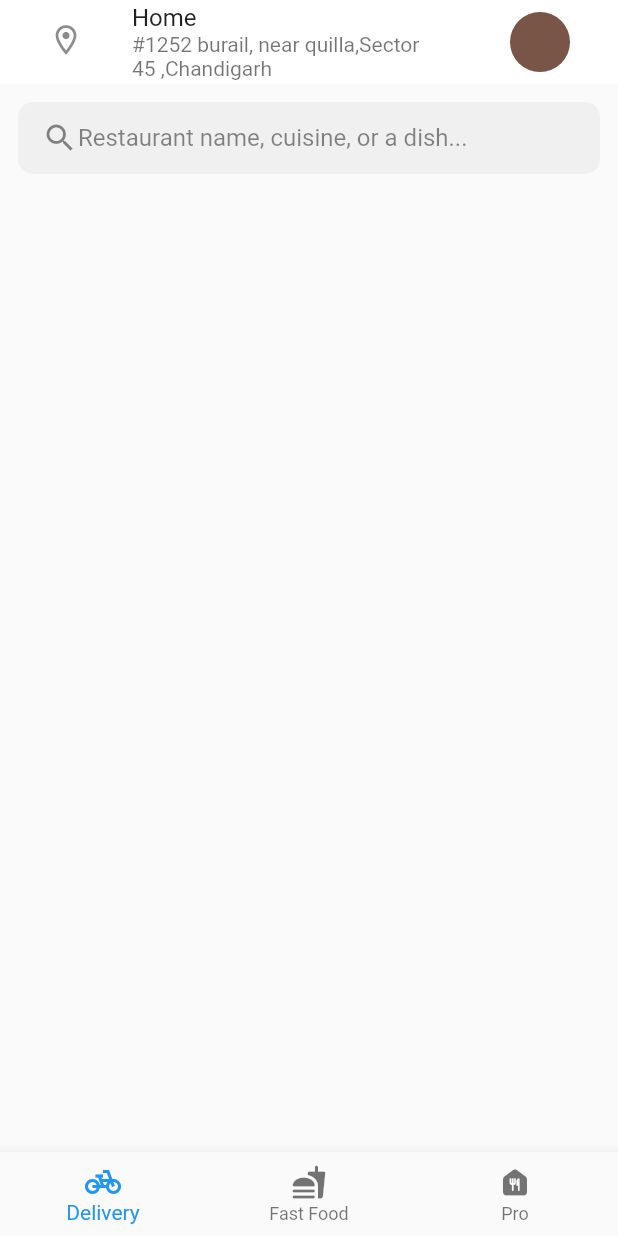
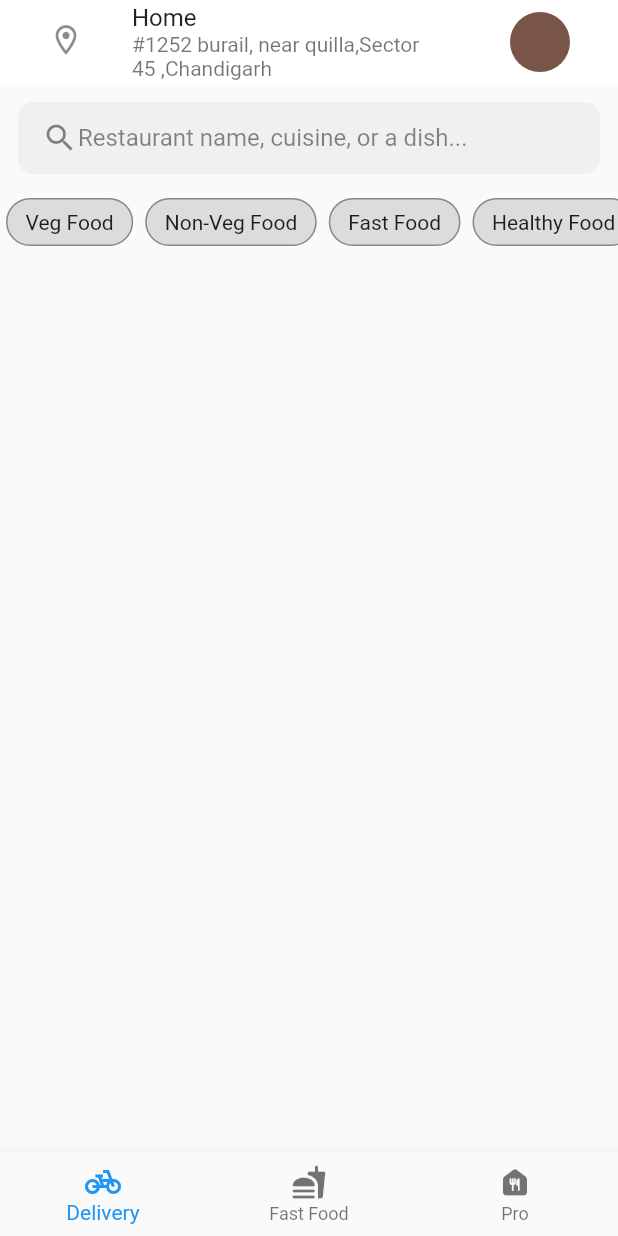
Before and after one commit to shahbazakon/Food-Ordering, a Flutter app: the screen it shows after launch, on a phone screen of 412 x 824 dp. Run offline on Flutter 3.47's test engine with Material 2 defaults, Android fonts, the phone set to English and light mode, and no system bars.

Commit message:
categoty slide added

```diff
--- a/lib/Widgets/navigationbar.dart
+++ b/lib/Widgets/navigationbar.dart
@@ -0,0 +1,28 @@
+import 'package:flutter/material.dart';
+
+class FoodNavigationBar extends StatelessWidget {
+  const FoodNavigationBar({
+    Key? key,
+  }) : super(key: key);
+
+  @override
+  Widget build(BuildContext context) {
+    return BottomNavigationBar(
+        items: const [
+          BottomNavigationBarItem(
+              icon: Icon(Icons.pedal_bike_sharp),
+              label: 'Delivery',
+              tooltip: "Delivery"
+          ),
+          BottomNavigationBarItem(
+            icon: Icon(Icons.fastfood_rounded ),
+            label: 'Fast Food',
+          ),
+          BottomNavigationBarItem(
+            icon: Icon(Icons.food_bank_rounded),
+            label: 'Pro',
+          ),
+        ]
+    );
+  }
+}
--- a/lib/Widgets/searchbar.dart
+++ b/lib/Widgets/searchbar.dart
@@ -0,0 +1,43 @@
+import 'package:flutter/material.dart';
+
+
+class FoodSearchBar extends StatelessWidget {
+  const FoodSearchBar({
+    Key? key,
+  }) : super(key: key);
+
+  @override
+  Widget build(BuildContext context) {
+    return Container(
+      margin: EdgeInsets.all(12),
+      padding: const EdgeInsets.symmetric( horizontal: 16),
+      decoration: BoxDecoration(
+        color: Colors.black38.withAlpha(10),
+        borderRadius: const BorderRadius.all(
+          Radius.circular(10),
+        ),
+      ),
+      child: Row(
+        children: <Widget>[
+          Icon(
+            Icons.search,
+            color: Colors.black.withAlpha(120),
+          ),
+          Expanded(
+            child: TextField(
+              decoration: InputDecoration(
+                hintText: "Restaurant name, cuisine, or a dish...",
+                hintStyle: TextStyle(
+                  color: Colors.black.withAlpha(120),
+                ),
+                border: InputBorder.none,
+              ),
+              onChanged: (String keyword) {},
+            ),
+          )
+
+        ],
+      ),
+    );
+  }
+}
--- a/lib/home.dart
+++ b/lib/home.dart
@@ -0,0 +1,65 @@
+import 'package:flutter/material.dart';
+
+import 'Widgets/navigationbar.dart';
+import 'Widgets/searchbar.dart';
+
+class MyHomePage extends StatefulWidget {
+  const MyHomePage({Key? key}) : super(key: key);
+
+  @override
+  _MyHomePageState createState() => _MyHomePageState();
+}
+
+class _MyHomePageState extends State<MyHomePage> {
+  @override
+  Widget build(BuildContext context) {
+    return Scaffold(
+      appBar: AppBar(
+          backgroundColor: Colors.white,
+          elevation: 0,
+          title: const ListTile(
+            leading: Icon(Icons.location_on_outlined),
+            title: Text("Home"),
+            subtitle: Text("#1252 burail, near quilla,Sector 45 ,Chandigarh"),
+            trailing: CircleAvatar(
+              backgroundColor: Colors.brown,
+            ),
+          )),
+      bottomNavigationBar: const FoodNavigationBar(),
+      body: Column(
+        children: [
+          const FoodSearchBar(),
+          Flexible(
+              // flex: 2,
+              child: SizedBox(
+            height: 40,
+            child: ListView(
+              scrollDirection: Axis.horizontal,
+              children: <Widget>[
+                FoodCategory("Veg Food"),
+                FoodCategory("Non-Veg Food"),
+                FoodCategory("Fast Food"),
+                FoodCategory("Healthy Food"),
+              ],
+            ),
+          ))
+        ],
+      ),
+    );
+  }
+
+  Container FoodCategory(String CategoryName) {
+    return Container(
+                  child:  Text(
+                    CategoryName,
+                    textAlign: TextAlign.center,
+                  ),
+                  margin: const EdgeInsets.all(4),
+                  padding: const EdgeInsets.symmetric(vertical: 7,horizontal: 12),
+                  // width: 100,
+                  decoration: BoxDecoration(
+                      color: Colors.black12,
+                      border: Border.all(color: Colors.black38),
+                      borderRadius: BorderRadius.circular(20)));
+  }
+}
--- a/lib/main.dart
+++ b/lib/main.dart
@@ -1,4 +1,6 @@
 import 'package:flutter/material.dart';
+
+import 'home.dart';
 
 void main() {
   runApp(const MyApp());
@@ -16,84 +18,3 @@ class MyApp extends StatelessWidget {
     );
   }
 }
-
-class MyHomePage extends StatefulWidget {
-  const MyHomePage({Key? key}) : super(key: key);
-
-  @override
-  _MyHomePageState createState() => _MyHomePageState();
-}
-
-class _MyHomePageState extends State<MyHomePage> {
-  @override
-  Widget build(BuildContext context) {
-    return Scaffold(
-        appBar: AppBar(
-            backgroundColor: Colors.white,
-            elevation: 0,
-            title: const ListTile(
-              leading: Icon(Icons.location_on_outlined),
-              title: Text("Home"),
-              subtitle: Text("#1252 burail, near quilla,Sector 45 ,Chandigarh"),
-              trailing: CircleAvatar(
-                backgroundColor: Colors.brown,
-              ),
-            )
-        ),
-        bottomNavigationBar: BottomNavigationBar(
-            items: const [
-              BottomNavigationBarItem(
-                icon: Icon(Icons.pedal_bike_sharp),
-                label: 'Delivery',
-                tooltip: "Delivery"
-              ),
-              BottomNavigationBarItem(
-                icon: Icon(Icons.fastfood_rounded ),
-                label: 'Fast Food',
-              ),
-              BottomNavigationBarItem(
-                icon: Icon(Icons.food_bank_rounded),
-                label: 'Pro',
-              ),
-            ]
-        ),
-      body: Column(
-        children: [
-      Container(
-      margin: EdgeInsets.all(12),
-      padding: const EdgeInsets.symmetric( horizontal: 16),
-      decoration: BoxDecoration(
-        color: Colors.black38.withAlpha(10),
-        borderRadius: const BorderRadius.all(
-          Radius.circular(10),
-        ),
-      ),
-      child: Row(
-        children: <Widget>[
-          Icon(
-            Icons.search,
-            color: Colors.black.withAlpha(120),
-          ),
-          Expanded(
-            child: TextField(
-              decoration: InputDecoration(
-                hintText: "Restaurant name, cuisine, or a dish...",
-                hintStyle: TextStyle(
-                  color: Colors.black.withAlpha(120),
-                ),
-                border: InputBorder.none,
-              ),
-              onChanged: (String keyword) {},
-            ),
-          )
-
-        ],
-      ),
-    ),
-        ],
-      ),
-
-
-    );
-  }
-}
```
